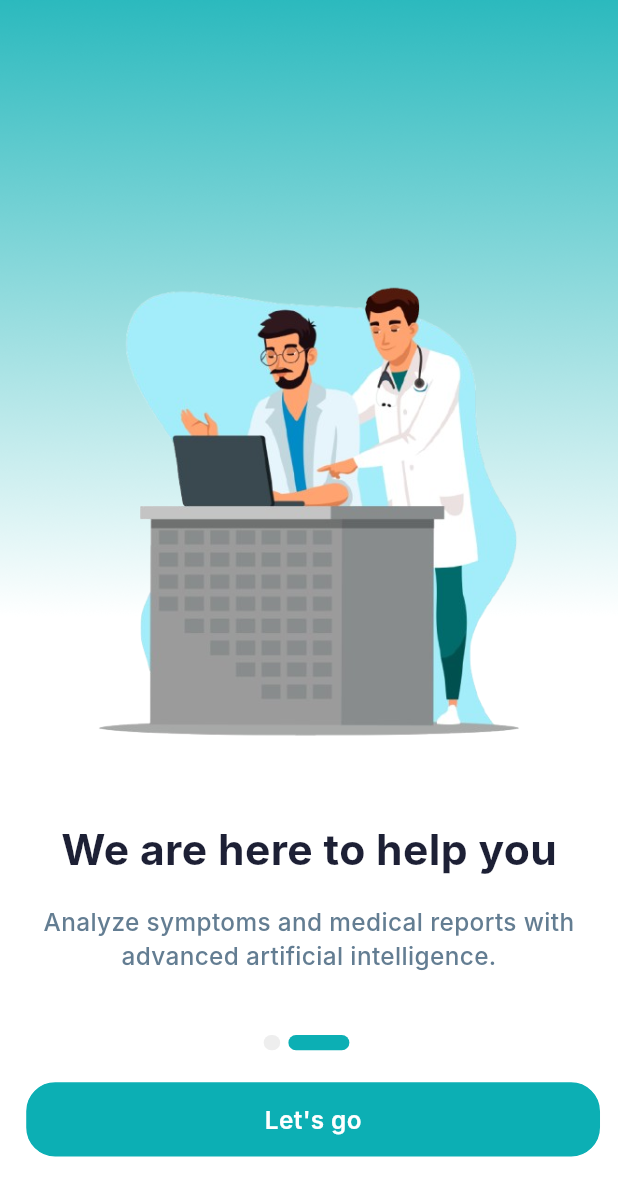
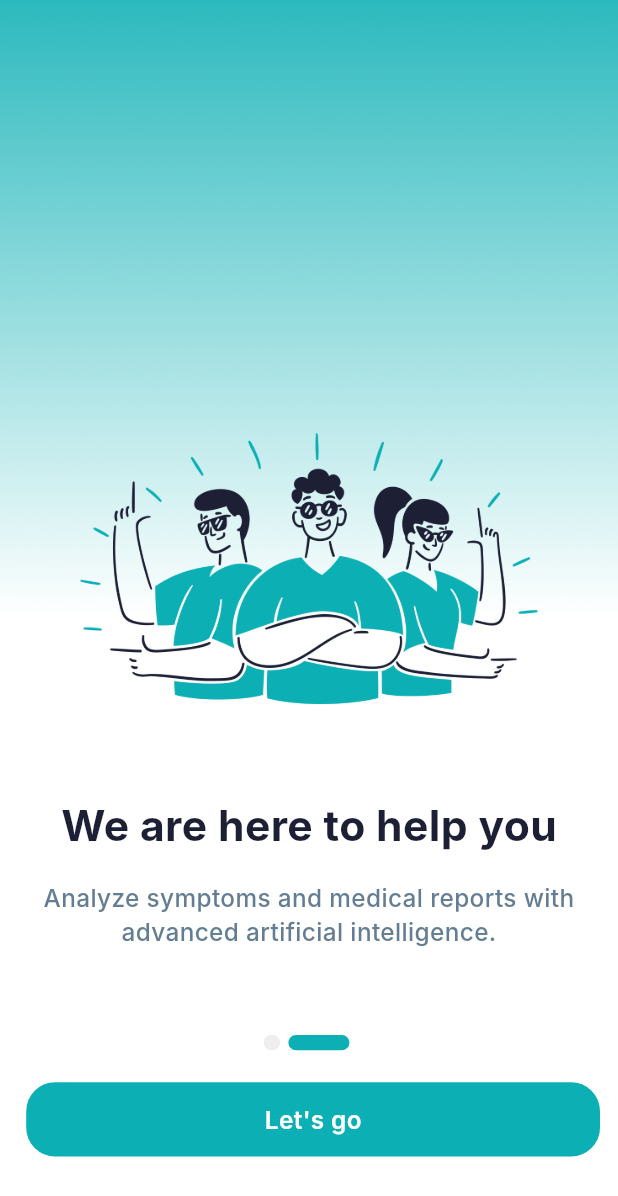
Before and after one commit to IbrahimElbazz/Brainpulse, a Flutter app: the screen it shows after launch, after a tap on "I want to know more", on a phone screen of 412 x 824 dp. Shown: the top 1196 px of the screen. Run offline on Flutter 3.47's test engine with Material 3 defaults, Android fonts, the phone set to English and light mode, and no system bars; our stand-ins replace animated_text_kit, dartz, dio, flutter_bloc, flutter_screenutil, flutter_svg and 11 more; missing offline and left inert: dart:ffi; generated files the repository leaves out were written again; network calls fail; Roboto replaces fonts that are missing (Inter).

Commit message:
add animation to routing and change image in onboarding screens

```diff
--- a/lib/core/Theming/colors.dart
+++ b/lib/core/Theming/colors.dart
@@ -1,6 +1,8 @@
 import 'package:flutter/material.dart';
 
 abstract class ColorsApp {
+  static Color primary = const Color(0xFF0CAFB4);
+  static Color secondary = const Color(0xFF637D92);
   static Color blue = const Color(0xff247CFF);
   static Color grey = const Color(0xFF757575);
   static Color white = const Color(0xffffffff);
--- /dev/null
+++ b/lib/core/routing/animation_route.dart
@@ -0,0 +1,77 @@
+import 'package:flutter/material.dart';
+
+class AppHelperFunctions {
+  //Singelton Instance
+  static final AppHelperFunctions _instance = AppHelperFunctions._internal();
+
+  factory AppHelperFunctions() => _instance;
+
+  AppHelperFunctions._internal();
+
+  PageRouteBuilder<dynamic> slideFromBottomTransition({required Widget page}) {
+    return PageRouteBuilder<dynamic>(
+      pageBuilder: (
+        BuildContext context,
+        Animation<double> animation,
+        Animation<double> secondaryAnimation,
+      ) =>
+          page,
+      transitionsBuilder: (
+        BuildContext context,
+        Animation<double> animation,
+        Animation<double> secondaryAnimation,
+        Widget child,
+      ) {
+        const Offset begin = Offset(0, 1);
+        const Offset end = Offset.zero;
+        const Cubic curve = Curves.easeOutQuint;
+        final Animatable<Offset> tween = Tween<Offset>(begin: begin, end: end)
+            .chain(CurveTween(curve: curve));
+        return SlideTransition(position: animation.drive(tween), child: child);
+      },
+    );
+  }
+
+  PageRouteBuilder<dynamic> slideFromRightTransition({required Widget page}) {
+    return PageRouteBuilder<dynamic>(
+      pageBuilder: (
+        BuildContext context,
+        Animation<double> animation,
+        Animation<double> secondaryAnimation,
+      ) =>
+          page,
+      transitionsBuilder: (
+        BuildContext context,
+        Animation<double> animation,
+        Animation<double> secondaryAnimation,
+        Widget child,
+      ) {
+        const Offset begin = Offset(1, 0);
+        const Offset end = Offset.zero;
+        const Cubic curve = Curves.easeOutQuint;
+        final Animatable<Offset> tween = Tween<Offset>(begin: begin, end: end)
+            .chain(CurveTween(curve: curve));
+        return SlideTransition(position: animation.drive(tween), child: child);
+      },
+    );
+  }
+
+  PageRouteBuilder<dynamic> fadeTransition({required Widget page}) {
+    return PageRouteBuilder<dynamic>(
+      pageBuilder: (
+        BuildContext context,
+        Animation<double> animation,
+        Animation<double> secondaryAnimation,
+      ) =>
+          page,
+      transitionsBuilder: (
+        BuildContext context,
+        Animation<double> animation,
+        Animation<double> secondaryAnimation,
+        Widget child,
+      ) {
+        return FadeTransition(opacity: animation, child: child);
+      },
+    );
+  }
+}
--- a/lib/core/routing/app_router.dart
+++ b/lib/core/routing/app_router.dart
@@ -1,3 +1,4 @@
+import 'package:brain_pulse/core/routing/animation_route.dart';
 import 'package:brain_pulse/core/routing/routers.dart';
 import 'package:brain_pulse/features/app_navigation/app_navigation.dart';
 import 'package:brain_pulse/features/auth/login/presentation/views/login.dart';
@@ -14,11 +15,17 @@ class AppRouter {
   static Route generateRoute(RouteSettings settings) {
     switch (settings.name) {
       case Routes.splashScreen:
-        return MaterialPageRoute(builder: (_) => const SplashScreen());
+        return AppHelperFunctions().fadeTransition(
+          page: const SplashScreen(),
+        );
       case Routes.onBoarding:
-        return MaterialPageRoute(builder: (_) => const Onboarding());
+        return AppHelperFunctions().fadeTransition(
+          page: const Onboarding(),
+        );
       case Routes.loginScreen:
-        return MaterialPageRoute(builder: (_) => const LogInScreen());
+        return AppHelperFunctions().fadeTransition(
+          page: const LogInScreen(),
+        );
       case Routes.appNavigation:
         return MaterialPageRoute(builder: (_) => const AppNavigation());
       case Routes.homeScreen:
--- a/lib/features/onboarding/presentation/screens/onboarding1.dart
+++ b/lib/features/onboarding/presentation/screens/onboarding1.dart
@@ -21,8 +21,11 @@ class Onboarding1 extends StatelessWidget {
             child: Column(
               mainAxisAlignment: MainAxisAlignment.center,
               children: <Widget>[
-                Image.asset('assets/images/board1.png'),
                 const SizedBox(height: 50),
+                Image.asset(
+                  'assets/images/welcom.png',
+                  height: 300.h,
+                ),
                 Text(
                   'Welcome to Brain pulse',
                   style: TextStyle(
--- a/lib/features/onboarding/presentation/screens/onboarding2.dart
+++ b/lib/features/onboarding/presentation/screens/onboarding2.dart
@@ -1,3 +1,4 @@
+import 'package:brain_pulse/core/Theming/colors.dart';
 import 'package:flutter/material.dart';
 import 'package:flutter_screenutil/flutter_screenutil.dart';
 
@@ -23,9 +24,10 @@ class Onboarding2 extends StatelessWidget {
               Column(
                 mainAxisAlignment: MainAxisAlignment.center,
                 children: <Widget>[
+                  const SizedBox(height: 80),
                   Image.asset(
-                    'assets/images/board2.png',
-                    height: 320.h,
+                    'assets/images/onboard22.png',
+                    height: 210.h,
                   ),
                   const SizedBox(height: 45),
                   SizedBox(
```
Also changed, not shown: assets/images/onboard22.png (added), assets/images/welcom.png (added), 4 other files.
